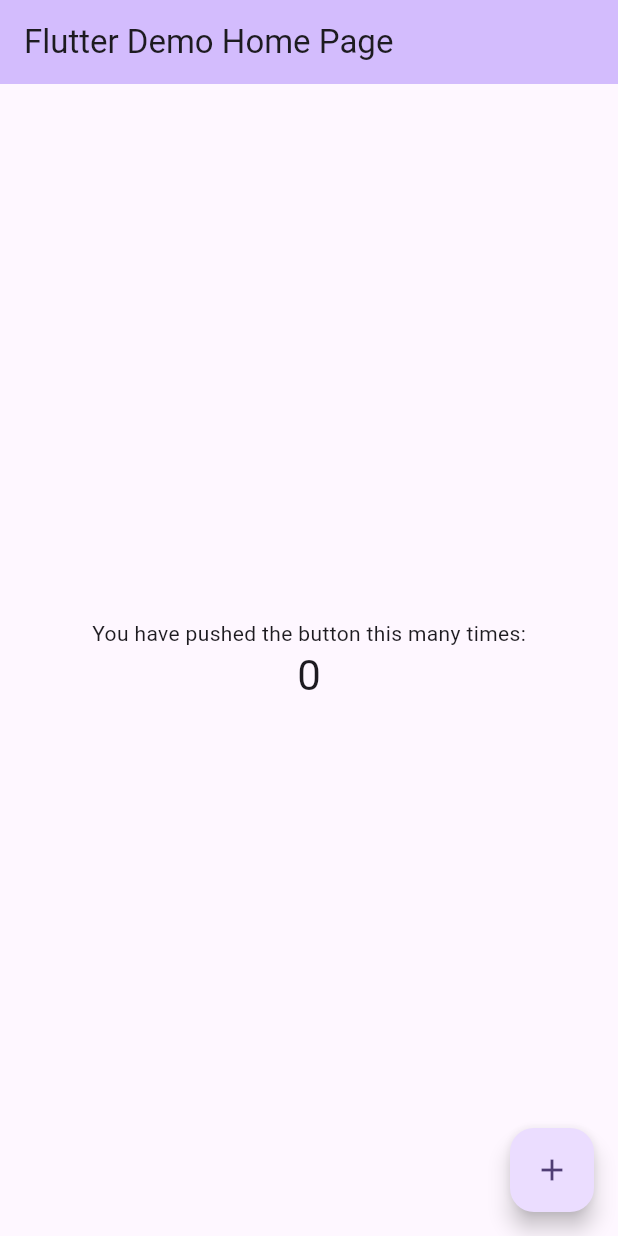
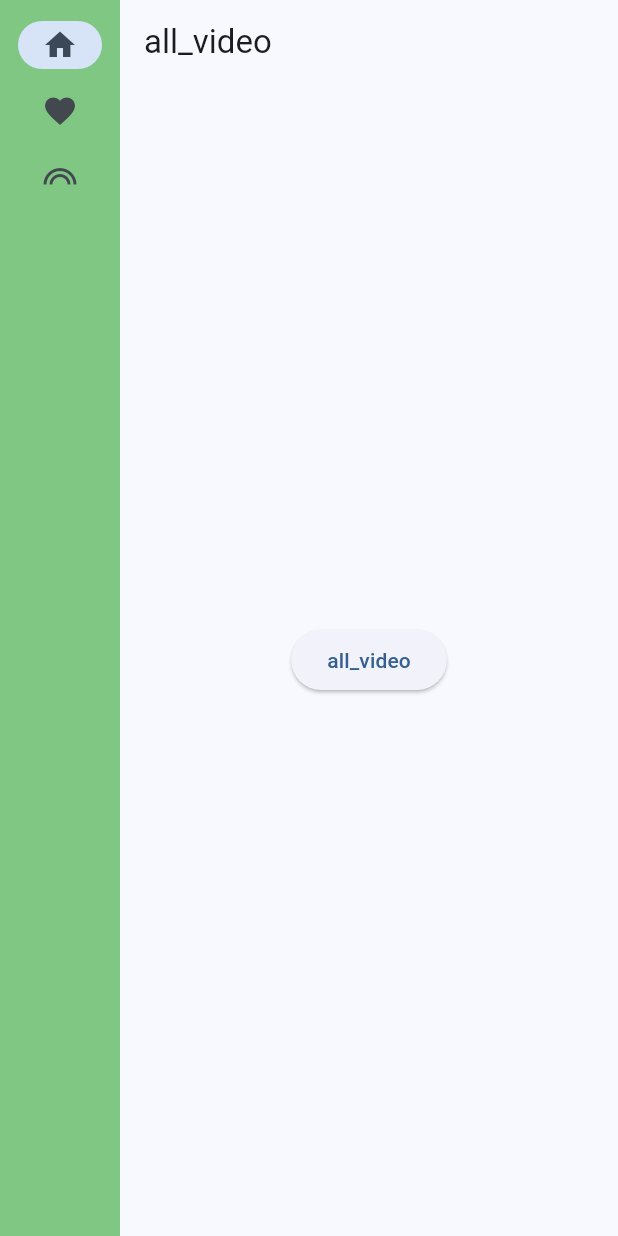
Before and after one commit to lumosxin/my_flutter, a Flutter app: the screen it shows after launch, on a phone screen of 412 x 824 dp. Run offline on Flutter 3.47's test engine with Material 2 defaults, Android fonts, the phone set to English and light mode, and no system bars.

Commit message:
页面初始化

```diff
--- a/lib/main.dart
+++ b/lib/main.dart
@@ -1,4 +1,9 @@
 import 'package:flutter/material.dart';
+import 'package:provider/provider.dart';
+
+import 'package:my_flutter/src/container/all_video.dart';
+import 'package:my_flutter/src/container/my_favorite.dart';
+import 'package:my_flutter/src/container/recent_play.dart';
 
 void main() {
   runApp(const MyApp());
@@ -7,119 +12,99 @@ void main() {
 class MyApp extends StatelessWidget {
   const MyApp({super.key});
 
-  // This widget is the root of your application.
   @override
   Widget build(BuildContext context) {
-    return MaterialApp(
-      title: 'Flutter Demo',
+    return ChangeNotifierProvider(
+      create: (BuildContext context) {  },
+      child: MaterialApp(
+        title: 'Namer App',
         theme: ThemeData(
-        // This is the theme of your application.
-        //
-        // TRY THIS: Try running your application with "flutter run". You'll see
-        // the application has a blue toolbar. Then, without quitting the app,
-        // try changing the seedColor in the colorScheme below to Colors.green
-        // and then invoke "hot reload" (save your changes or press the "hot
-        // reload" button in a Flutter-supported IDE, or press "r" if you used
-        // the command line to start the app).
-        //
-        // Notice that the counter didn't reset back to zero; the application
-        // state is not lost during the reload. To reset the state, use hot
-        // restart instead.
-        //
-        // This works for code too, not just values: Most code changes can be
-        // tested with just a hot reload.
-        colorScheme: ColorScheme.fromSeed(seedColor: Colors.deepPurple),
           useMaterial3: true,
+          colorScheme: ColorScheme.fromSeed(seedColor: Colors.blue),
         ),
-      home: const MyHomePage(title: 'Flutter Demo Home Page'),
+        home: const MyHomePage(),
+      ),
     );
+    // return MaterialApp(
+    //   title: 'Named Routes Demo',
+    //   initialRoute: '/',
+    //   routes: {
+    //     '/': (context) => AllVideo(),
+    //     '/my_favorite': (context) => MyFavorite(),
+    //     '/recent_play': (context) => RecentPlay(),
+    //   },
+    // );
   }
 }
 
 class MyHomePage extends StatefulWidget {
-  const MyHomePage({super.key, required this.title});
+  const MyHomePage({super.key});
 
-  // This widget is the home page of your application. It is stateful, meaning
-  // that it has a State object (defined below) that contains fields that affect
-  // how it looks.
-
-  // This class is the configuration for the state. It holds the values (in this
-  // case the title) provided by the parent (in this case the App widget) and
-  // used by the build method of the State. Fields in a Widget subclass are
-  // always marked "final".
-
-  final String title;
 
   @override
   State<MyHomePage> createState() => _MyHomePageState();
 }
 
 class _MyHomePageState extends State<MyHomePage> {
-  int _counter = 0;
-
-  void _incrementCounter() {
-    setState(() {
-      // This call to setState tells the Flutter framework that something has
-      // changed in this State, which causes it to rerun the build method below
-      // so that the display can reflect the updated values. If we changed
-      // _counter without calling setState(), then the build method would not be
-      // called again, and so nothing would appear to happen.
-      _counter++;
-    });
-  }
+  var selectedIndex = 0;
 
   @override
   Widget build(BuildContext context) {
-    // This method is rerun every time setState is called, for instance as done
-    // by the _incrementCounter method above.
-    //
-    // The Flutter framework has been optimized to make rerunning build methods
-    // fast, so that you can just rebuild anything that needs updating rather
-    // than having to individually change instances of widgets.
+    Widget page;
+    switch (selectedIndex) {
+      case 0:
+        page = const AllVideo();
+        break;
+      case 1:
+        page = const MyFavorite();
+        break;
+      case 2:
+        page = const RecentPlay();
+        break;
+      default:
+        throw UnimplementedError('no widget for $selectedIndex');
+    }
+    return LayoutBuilder(
+      builder: (context, constraints) {
         return Scaffold(
-      appBar: AppBar(
-        // TRY THIS: Try changing the color here to a specific color (to
-        // Colors.amber, perhaps?) and trigger a hot reload to see the AppBar
-        // change color while the other colors stay the same.
-        backgroundColor: Theme.of(context).colorScheme.inversePrimary,
-        // Here we take the value from the MyHomePage object that was created by
-        // the App.build method, and use it to set our appbar title.
-        title: Text(widget.title),
+          body: Row(
+            children: [
+              SafeArea(
+                child: NavigationRail(
+                  backgroundColor: Colors.green[300],
+                  extended: constraints.maxWidth >= 600,
+                  destinations: const [
+                    NavigationRailDestination(
+                      icon: Icon(Icons.home),
+                      label: Text('AllVideo'),
                     ),
-      body: Center(
-        // Center is a layout widget. It takes a single child and positions it
-        // in the middle of the parent.
-        child: Column(
-          // Column is also a layout widget. It takes a list of children and
-          // arranges them vertically. By default, it sizes itself to fit its
-          // children horizontally, and tries to be as tall as its parent.
-          //
-          // Column has various properties to control how it sizes itself and
-          // how it positions its children. Here we use mainAxisAlignment to
-          // center the children vertically; the main axis here is the vertical
-          // axis because Columns are vertical (the cross axis would be
-          // horizontal).
-          //
-          // TRY THIS: Invoke "debug painting" (choose the "Toggle Debug Paint"
-          // action in the IDE, or press "p" in the console), to see the
-          // wireframe for each widget.
-          mainAxisAlignment: MainAxisAlignment.center,
-          children: <Widget>[
-            const Text(
-              'You have pushed the button this many times:',
+                    NavigationRailDestination(
+                      icon: Icon(Icons.favorite),
+                      label: Text('MyFavorite'),
                     ),
-            Text(
-              '$_counter',
-              style: Theme.of(context).textTheme.headlineMedium,
+                    NavigationRailDestination(
+                      icon: Icon(Icons.looks),
+                      label: Text('MyFavorite'),
+                    ),
+                  ],
+                  selectedIndex: selectedIndex,
+                  onDestinationSelected: (value) {
+                    setState(() {
+                      selectedIndex = value;
+                    });
+                  },
+                ),
+              ),
+              Expanded(
+                child: Container(
+                  color: Theme.of(context).colorScheme.primaryContainer,
+                  child: page,
+                ),
               ),
             ],
           ),
-      ),
-      floatingActionButton: FloatingActionButton(
-        onPressed: _incrementCounter,
-        tooltip: 'Increment',
-        child: const Icon(Icons.add),
-      ), // This trailing comma makes auto-formatting nicer for build methods.
+        );
+      }
     );
   }
 }
--- /dev/null
+++ b/lib/src/container/all_video.dart
@@ -0,0 +1,21 @@
+import 'package:flutter/material.dart';
+
+class AllVideo extends StatelessWidget {
+  const AllVideo({super.key});
+  @override
+  Widget build(BuildContext context) {
+    return Scaffold(
+      appBar: AppBar(
+        title: const Text('all_video'),
+      ),
+      body: Center(
+        child: ElevatedButton(
+          onPressed: () {
+            // Navigate to the second screen when tapped.
+          },
+          child: const Text('all_video'),
+        ),
+      ),
+    );
+  }
+}
--- /dev/null
+++ b/lib/src/container/my_favorite.dart
@@ -0,0 +1,22 @@
+import 'package:flutter/material.dart';
+
+class MyFavorite extends StatelessWidget {
+   const MyFavorite({super.key});
+
+  @override
+  Widget build(BuildContext context) {
+    return Scaffold(
+      appBar: AppBar(
+        title: const Text('my_favorite'),
+      ),
+      body: Center(
+        child: ElevatedButton(
+          onPressed: () {
+            // Navigate to the second screen when tapped.
+          },
+          child: const Text('my_favorite'),
+        ),
+      ),
+    );
+  }
+}
--- /dev/null
+++ b/lib/src/container/recent_play.dart
@@ -0,0 +1,22 @@
+import 'package:flutter/material.dart';
+
+class RecentPlay extends StatelessWidget {
+   const RecentPlay({super.key});
+
+  @override
+  Widget build(BuildContext context) {
+    return Scaffold(
+      appBar: AppBar(
+        title: const Text('recent_play'),
+      ),
+      body: Center(
+        child: ElevatedButton(
+          onPressed: () {
+            // Navigate to the second screen when tapped.
+          },
+          child: const Text('recent_play'),
+        ),
+      ),
+    );
+  }
+}
--- a/pubspec.yaml
+++ b/pubspec.yaml
@@ -35,6 +35,7 @@ dependencies:
   # The following adds the Cupertino Icons font to your application.
   # Use with the CupertinoIcons class for iOS style icons.
   cupertino_icons: ^1.0.2
+  provider: ^6.0.5
 
 dev_dependencies:
   flutter_test:
```
Also changed, not shown: lib/src/layout/navigate.dart (added), pubspec.lock, 1 other file. Lines whose indentation alone changed are shown as unchanged.
